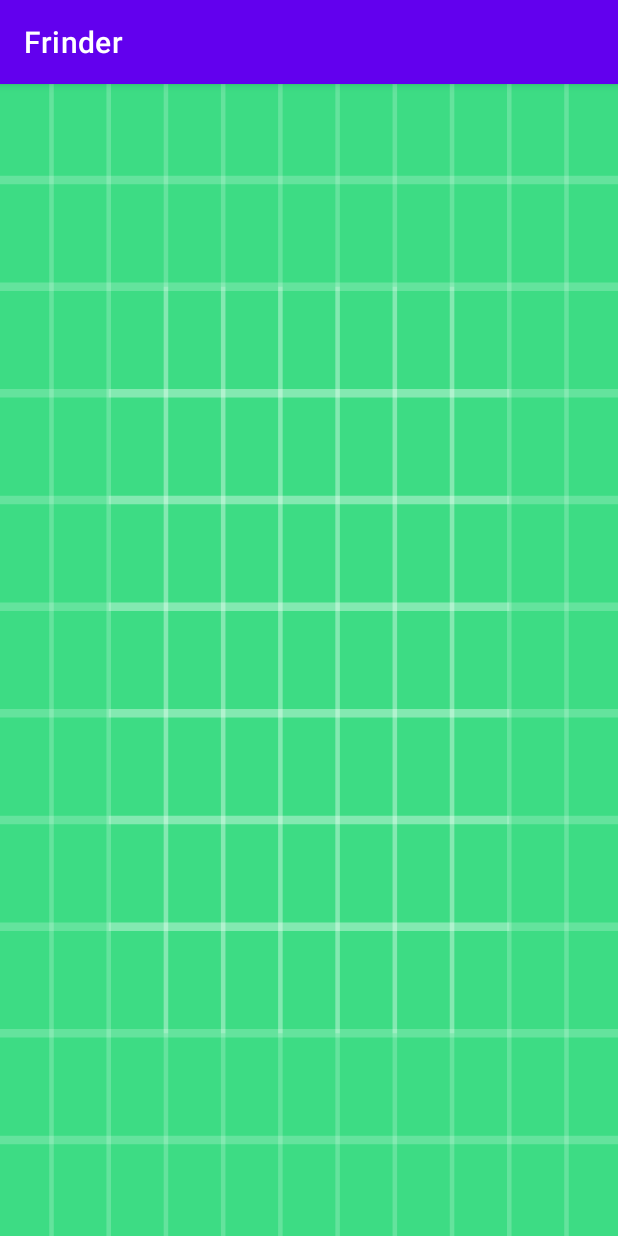
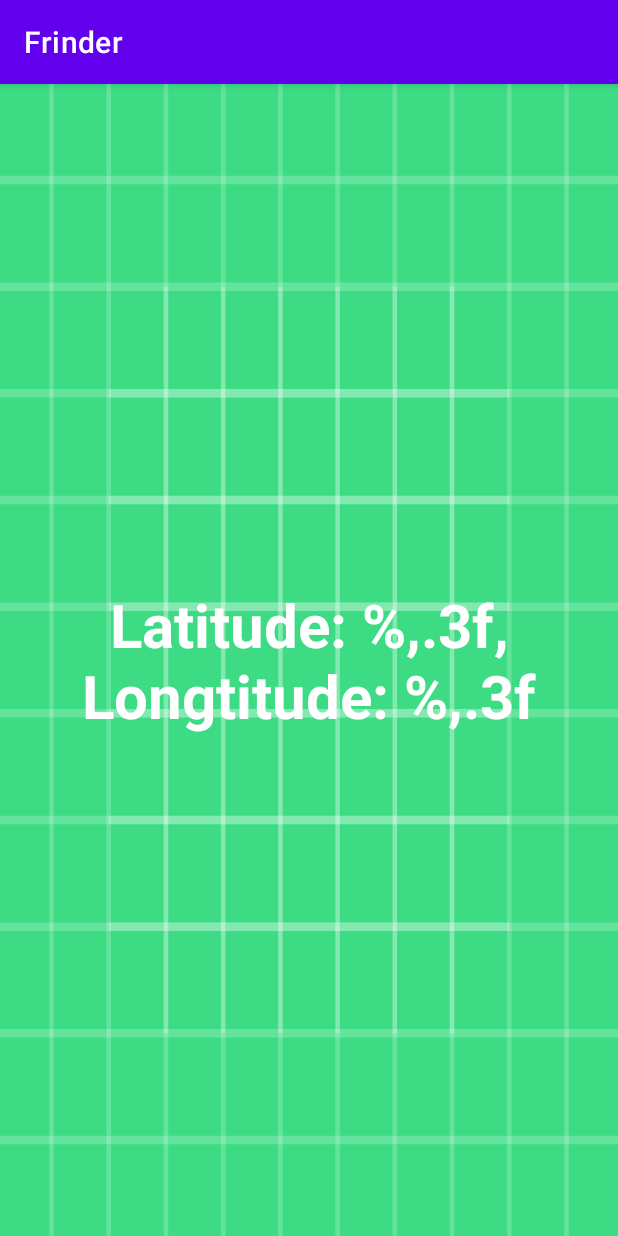
Before and after one commit to MindaRah/FrinderRm, an Android app: the screen it shows after launch (MainActivity), on a phone screen of 412 x 824 dp. Run offline under Robolectric (Android 15) with nearby library versions, the phone set to English and light mode, and no system bars.

Commit message:
Location Updates

```diff
--- a/app/build.gradle
+++ b/app/build.gradle
@@ -40,6 +40,11 @@ dependencies {
     implementation 'androidx.appcompat:appcompat:1.2.0'
     implementation 'com.google.android.material:material:1.3.0'
     implementation 'androidx.constraintlayout:constraintlayout:2.0.4'
+
+    //Leak Canary
+    debugImplementation 'com.squareup.leakcanary:leakcanary-android:2.6'
+    implementation 'androidx.lifecycle:lifecycle-extensions:2.2.0'
+
     testImplementation 'junit:junit:4.+'
     androidTestImplementation 'androidx.test.ext:junit:1.1.2'
     androidTestImplementation 'androidx.test.espresso:espresso-core:3.3.0'
--- a/app/src/main/java/com/britishbroadcast/frinder/MainActivity.kt
+++ b/app/src/main/java/com/britishbroadcast/frinder/MainActivity.kt
@@ -1,8 +1,14 @@
 package com.britishbroadcast.frinder
 
 import android.Manifest
+import android.annotation.SuppressLint
+import android.content.Context
 import android.content.Intent
 import android.content.pm.PackageManager
+import android.location.Location
+import android.location.LocationListener
+import android.location.LocationManager
+import android.net.ConnectivityManager
 import android.net.Uri
 import android.os.Bundle
 import android.provider.Settings
@@ -15,12 +21,14 @@ import androidx.appcompat.app.AppCompatActivity
 import androidx.core.app.ActivityCompat
 import kotlinx.android.synthetic.main.activity_main.*
 
-class MainActivity : AppCompatActivity() {
+class MainActivity : AppCompatActivity(), LocationListener {
 
     private val REQUEST_CODE = 100
 
     private lateinit var slideAnimation: Animation
     private lateinit var slideOutAnimation: Animation
+
+    private lateinit var locationManager: LocationManager
 
     override fun onCreate(savedInstanceState: Bundle?) {
         super.onCreate(savedInstanceState)
@@ -28,6 +36,12 @@ class MainActivity : AppCompatActivity() {
 
         slideAnimation = AnimationUtils.loadAnimation(this, android.R.anim.slide_in_left)
         slideOutAnimation = AnimationUtils.loadAnimation(this, android.R.anim.slide_out_right)
+
+        locationManager = getSystemService(Context.LOCATION_SERVICE) as LocationManager
+
+//        val connectivityManager: ConnectivityManager = getSystemService(Context.CONNECTIVITY_SERVICE) as ConnectivityManager
+//
+//        connectivityManager.isDefaultNetworkActive
 
         open_settings_button.setOnClickListener {
             startActivity(Intent(Settings.ACTION_APPLICATION_DETAILS_SETTINGS).also {
@@ -38,6 +52,7 @@ class MainActivity : AppCompatActivity() {
                 it.data = uri
             })
         }
+
     }
 
     override fun onStart() {
@@ -58,7 +73,15 @@ class MainActivity : AppCompatActivity() {
         }
     }
 
+    @SuppressLint("MissingPermission")
     private fun registerLocationListener() {
+
+        locationManager.requestLocationUpdates(
+            LocationManager.GPS_PROVIDER,
+            5000L,
+            100f,
+            this
+        )
 
     }
 
@@ -105,4 +128,11 @@ class MainActivity : AppCompatActivity() {
         overlay_view.visibility = View.VISIBLE
         overlay_view.animation = slideAnimation
     }
+
+    override fun onLocationChanged(location: Location) {
+
+        Log.d("TAG_X", "location has been updated....${location}")
+        my_location_textview.text = getString(R.string.location_text, location.longitude, location.latitude)
+
+    }
 }
--- a/app/src/main/res/layout/activity_main.xml
+++ b/app/src/main/res/layout/activity_main.xml
@@ -15,8 +15,7 @@
         android:elevation="8dp"
         android:clickable="true"
         android:focusable="true"
-        android:visibility="gone"
-        tools:visibility="visible">
+        android:visibility="gone">
 
         <TextView
             android:layout_width="0dp"
@@ -42,4 +41,21 @@
             />
 
     </androidx.constraintlayout.widget.ConstraintLayout>
+
+    <TextView
+        android:id="@+id/my_location_textview"
+        android:layout_width="0dp"
+        android:layout_height="wrap_content"
+        app:layout_constraintStart_toStartOf="parent"
+        app:layout_constraintEnd_toEndOf="parent"
+        app:layout_constraintBottom_toBottomOf="parent"
+        android:text="@string/location_text"
+        app:layout_constraintTop_toTopOf="parent"
+        android:textColor="@color/white"
+        android:textStyle="bold"
+        android:textAlignment="center"
+        android:layout_margin="16dp"
+        android:textSize="40sp"
+        />
+
 </androidx.constraintlayout.widget.ConstraintLayout>
--- a/app/src/main/res/values/strings.xml
+++ b/app/src/main/res/values/strings.xml
@@ -1,4 +1,5 @@
 <resources>
     <string name="app_name">Frinder</string>
     <string name="warning_message">This application requires location permissions to be used. Please enable location permission or just uninstall the app.</string>
+    <string name="location_text">Latitude: %,.3f, Longtitude: %,.3f</string>
 </resources>
```
